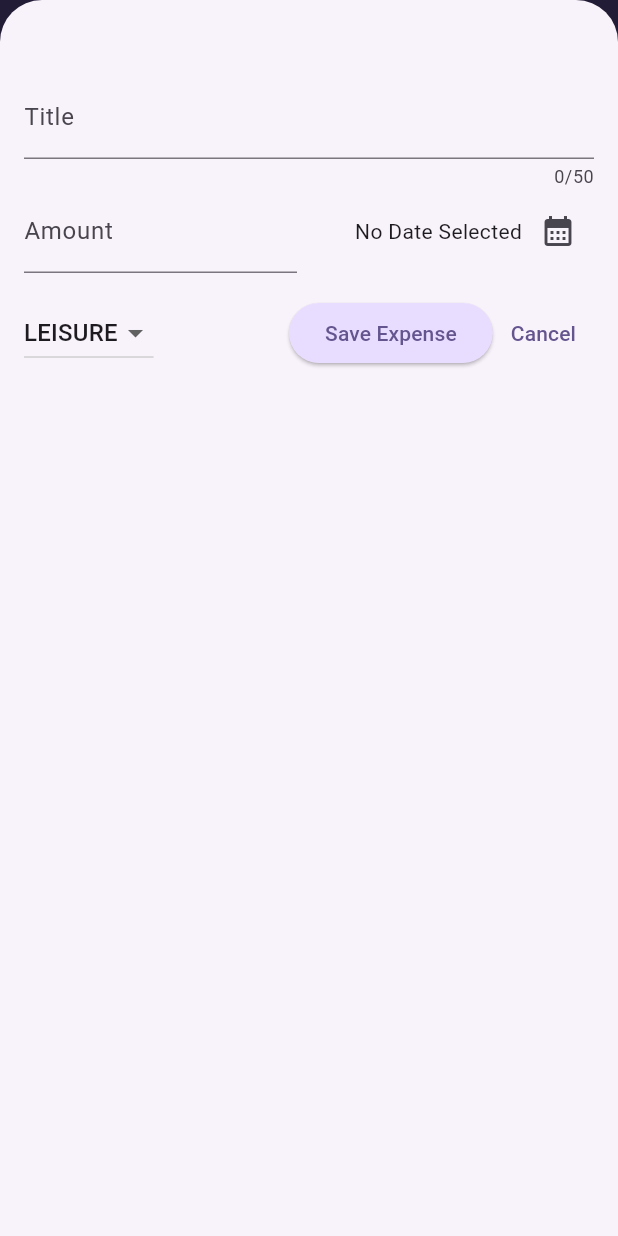
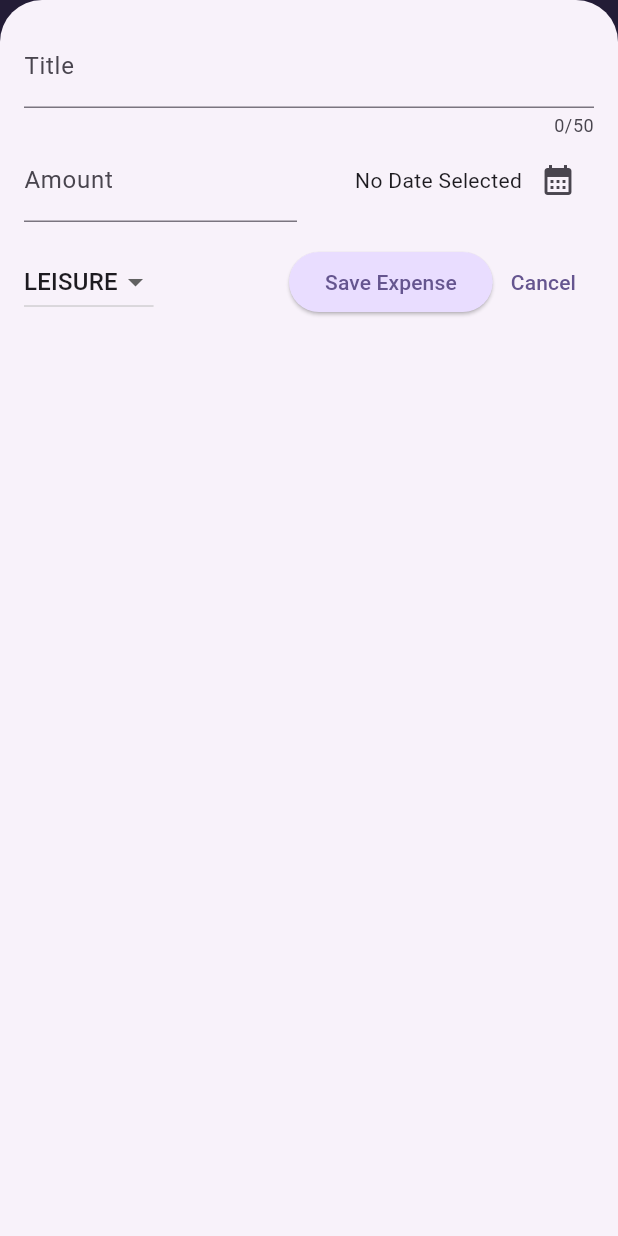
Before and after one commit to hazzu200/expediture_app, a Flutter app: the screen it shows after launch, after a tap on the "add" icon, on a phone screen of 412 x 824 dp. Run offline on Flutter 3.47's test engine with Material 3 defaults, Android fonts, the phone set to English and light mode, and no system bars.

Commit message:
fixed the keyboard covering everything in landscape issue

```diff
--- a/lib/main.dart
+++ b/lib/main.dart
@@ -1,19 +1,12 @@
 import 'package:flutter/material.dart';
 
 import 'package:expenses_tracker/widgets/expenses.dart';
-import 'package:flutter/services.dart';
 
-var kColorScheme = ColorScheme.fromSeed(
-  seedColor: const Color.fromARGB(255, 96, 59, 181),
-);
-var kDarkTheme = ColorScheme.fromSeed(
-    seedColor: const Color.fromARGB(255, 5, 99, 125),
-    brightness: Brightness.dark);
+var kColorScheme =
+    ColorScheme.fromSeed(seedColor: const Color.fromARGB(255, 96, 59, 181),);
+var kDarkTheme =
+    ColorScheme.fromSeed(seedColor: const Color.fromARGB(255, 5, 99, 125),brightness: Brightness.dark);
 void main() {
-  WidgetsFlutterBinding.ensureInitialized();
-  SystemChrome.setPreferredOrientations([
-    DeviceOrientation.portraitUp,
-  ]).then((value) => {
   runApp(
     MaterialApp(
       darkTheme: ThemeData.dark().copyWith(
@@ -23,6 +16,7 @@ void main() {
             style: ElevatedButton.styleFrom(
                 backgroundColor: kDarkTheme.primaryContainer,
                 foregroundColor: kDarkTheme.onPrimary),
+
           ),
       ),
       theme: ThemeData().copyWith(
@@ -33,8 +27,7 @@ void main() {
               foregroundColor: kColorScheme.primaryContainer),
           cardTheme: const CardTheme().copyWith(
             color: kColorScheme.secondaryContainer,
-                  margin:
-                      const EdgeInsets.symmetric(horizontal: 16, vertical: 8),
+            margin: const EdgeInsets.symmetric(horizontal: 16, vertical: 8),
           ),
           elevatedButtonTheme: ElevatedButtonThemeData(
             style: ElevatedButton.styleFrom(
@@ -49,6 +42,5 @@ void main() {
       home: const Expenses(),
       themeMode: ThemeMode.system,
     ),
-        )
-      });
+  );
 }
--- a/lib/widgets/expenses.dart
+++ b/lib/widgets/expenses.dart
@@ -3,6 +3,7 @@ import 'package:expenses_tracker/widgets/expenses_list/expenses_list.dart';
 import 'package:expenses_tracker/widgets/new_expense.dart';
 import 'package:flutter/material.dart';
 import 'package:expenses_tracker/models/expense.dart';
+import 'package:flutter/widgets.dart';
 
 class Expenses extends StatefulWidget {
   const Expenses({super.key});
@@ -17,6 +18,7 @@ class _ExpensesState extends State<Expenses> {
 
   void _openAddExpenseOverlay() {
     showModalBottomSheet(
+      useSafeArea: true,
       isScrollControlled: true,
       context: context,
       builder: (ctx) => NewExpense(
@@ -53,8 +55,11 @@ class _ExpensesState extends State<Expenses> {
 
   @override
   Widget build(context) {
-    Widget mainContent =
-        Center(child: Text('No expenses found start adding some!'));
+    final width = MediaQuery.of(context).size.width;
+
+    Widget mainContent = Center(
+      child: Text('No expenses found start adding some!'),
+    );
     if (_registeredExpenses.isNotEmpty) {
       mainContent = ExpensesList(
         expenses: _registeredExpenses,
@@ -73,13 +78,29 @@ class _ExpensesState extends State<Expenses> {
           )
         ],
       ),
-      body: Column(
-        children: [Chart(expenses: _registeredExpenses,),
-          Expanded(
-            child: mainContent,
-          )
-        ],
-      ),
+      body: width < 600
+          ? Column(
+              children: [
+                Chart(
+                  expenses: _registeredExpenses,
+                ),
+                Expanded(
+                  child: mainContent,
+                )
+              ],
+            )
+          : Row(
+              children: [
+                Expanded(
+                  child: Chart(
+                    expenses: _registeredExpenses,
+                  ),
+                ),
+                Expanded(
+                  child: mainContent,
+                ),
+              ],
+            ),
     );
   }
 }
--- a/lib/widgets/new_expense.dart
+++ b/lib/widgets/new_expense.dart
@@ -73,8 +73,12 @@ class _NewExpenseState extends State<NewExpense> {
 
   @override
   Widget build(BuildContext context) {
-    return Padding(
-      padding: const EdgeInsets.fromLTRB(16,50, 16,16),
+    final keyBoardSpace = MediaQuery.of(context).viewInsets.bottom;
+    return SizedBox(
+      height: double.infinity,
+      child: SingleChildScrollView(
+        child: Padding(
+          padding:  EdgeInsets.fromLTRB(16, 16, 16, keyBoardSpace + 16),
           child: Column(
             children: [
               TextField(
@@ -85,6 +89,7 @@ class _NewExpenseState extends State<NewExpense> {
                 ),
               ),
               Row(
+
                 children: [
                   Expanded(
                     child: TextField(
@@ -159,6 +164,8 @@ class _NewExpenseState extends State<NewExpense> {
               ),
             ],
           ),
+        ),
+      ),
     );
   }
 }
```
Lines whose indentation alone changed are shown as unchanged.
